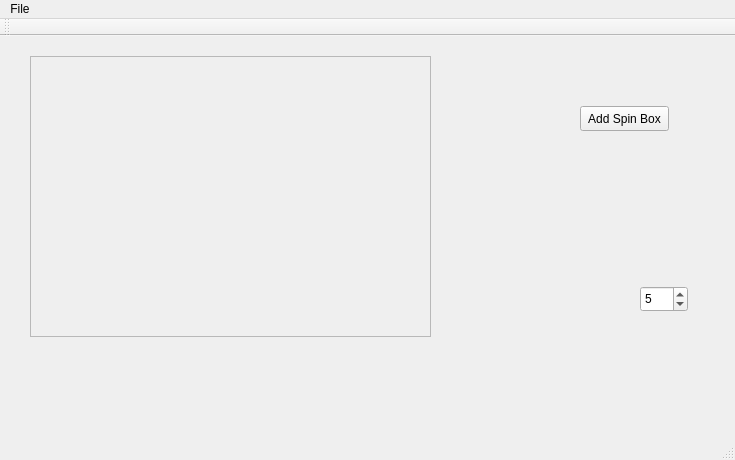
Qt form level_editor/level_editor/mainwindow.ui (University-of-Utah-CS3505/team-triangle-eduapp) before a commit.
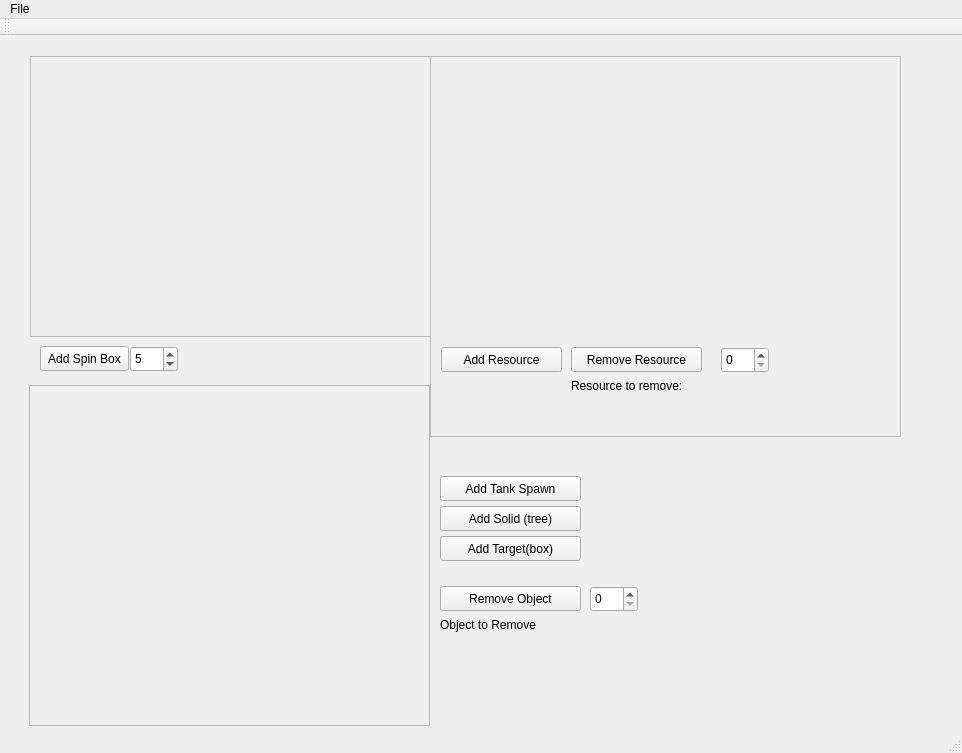
The same form after that commit.

```diff
--- a/level_editor/level_editor/mainwindow.ui
+++ b/level_editor/level_editor/mainwindow.ui
@@ -6,8 +6,8 @@
    <rect>
     <x>0</x>
     <y>0</y>
-    <width>735</width>
-    <height>460</height>
+    <width>962</width>
+    <height>753</height>
    </rect>
   </property>
   <property name="windowTitle">
@@ -17,8 +17,8 @@
    <widget class="QPushButton" name="spinButton">
     <property name="geometry">
      <rect>
-      <x>580</x>
-      <y>70</y>
+      <x>40</x>
+      <y>310</y>
       <width>89</width>
       <height>25</height>
      </rect>
@@ -64,8 +64,8 @@
    <widget class="QSpinBox" name="spinBox">
     <property name="geometry">
      <rect>
-      <x>640</x>
-      <y>250</y>
+      <x>130</x>
+      <y>310</y>
       <width>48</width>
       <height>26</height>
      </rect>
@@ -74,13 +74,253 @@
      <number>5</number>
     </property>
    </widget>
+   <widget class="QScrollArea" name="scrollArea_resources">
+    <property name="geometry">
+     <rect>
+      <x>430</x>
+      <y>20</y>
+      <width>471</width>
+      <height>381</height>
+     </rect>
+    </property>
+    <property name="widgetResizable">
+     <bool>true</bool>
+    </property>
+    <widget class="QWidget" name="scrollAreaWidgetContents_2">
+     <property name="geometry">
+      <rect>
+       <x>0</x>
+       <y>0</y>
+       <width>469</width>
+       <height>379</height>
+      </rect>
+     </property>
+     <widget class="QWidget" name="verticalLayoutWidget">
+      <property name="geometry">
+       <rect>
+        <x>9</x>
+        <y>9</y>
+        <width>451</width>
+        <height>261</height>
+       </rect>
+      </property>
+      <layout class="QVBoxLayout" name="verticalLayout"/>
+     </widget>
+     <widget class="QPushButton" name="add_resource">
+      <property name="geometry">
+       <rect>
+        <x>10</x>
+        <y>290</y>
+        <width>121</width>
+        <height>25</height>
+       </rect>
+      </property>
+      <property name="text">
+       <string>Add Resource</string>
+      </property>
+     </widget>
+     <widget class="QPushButton" name="remove_resource">
+      <property name="geometry">
+       <rect>
+        <x>140</x>
+        <y>290</y>
+        <width>131</width>
+        <height>25</height>
+       </rect>
+      </property>
+      <property name="text">
+       <string>Remove Resource</string>
+      </property>
+     </widget>
+     <widget class="QSpinBox" name="spin_select_ressource">
+      <property name="geometry">
+       <rect>
+        <x>290</x>
+        <y>290</y>
+        <width>48</width>
+        <height>26</height>
+       </rect>
+      </property>
+     </widget>
+     <widget class="QLabel" name="label">
+      <property name="geometry">
+       <rect>
+        <x>140</x>
+        <y>320</y>
+        <width>141</width>
+        <height>17</height>
+       </rect>
+      </property>
+      <property name="text">
+       <string>Resource to remove:</string>
+      </property>
+     </widget>
+     <widget class="QLabel" name="resource_label">
+      <property name="geometry">
+       <rect>
+        <x>10</x>
+        <y>340</y>
+        <width>451</width>
+        <height>20</height>
+       </rect>
+      </property>
+      <property name="text">
+       <string>&lt;AS OF NOW RESOURCES IS UNITERACTABLE!&gt;</string>
+      </property>
+     </widget>
+    </widget>
+   </widget>
+   <widget class="QScrollArea" name="scrollArea_objects">
+    <property name="geometry">
+     <rect>
+      <x>29</x>
+      <y>349</y>
+      <width>401</width>
+      <height>341</height>
+     </rect>
+    </property>
+    <property name="widgetResizable">
+     <bool>true</bool>
+    </property>
+    <widget class="QWidget" name="scrollAreaWidgetContents_3">
+     <property name="geometry">
+      <rect>
+       <x>0</x>
+       <y>0</y>
+       <width>399</width>
+       <height>339</height>
+      </rect>
+     </property>
+     <widget class="QWidget" name="verticalLayoutWidget_2">
+      <property name="geometry">
+       <rect>
+        <x>10</x>
+        <y>10</y>
+        <width>111</width>
+        <height>321</height>
+       </rect>
+      </property>
+      <layout class="QVBoxLayout" name="object_label_area"/>
+     </widget>
+     <widget class="QWidget" name="verticalLayoutWidget_3">
+      <property name="geometry">
+       <rect>
+        <x>129</x>
+        <y>9</y>
+        <width>121</width>
+        <height>321</height>
+       </rect>
+      </property>
+      <layout class="QVBoxLayout" name="object_loc_1_area"/>
+     </widget>
+     <widget class="QWidget" name="verticalLayoutWidget_4">
+      <property name="geometry">
+       <rect>
+        <x>259</x>
+        <y>10</y>
+        <width>131</width>
+        <height>321</height>
+       </rect>
+      </property>
+      <layout class="QVBoxLayout" name="object_loc_2_area"/>
+     </widget>
+    </widget>
+   </widget>
+   <widget class="QPushButton" name="tank_button">
+    <property name="geometry">
+     <rect>
+      <x>440</x>
+      <y>440</y>
+      <width>141</width>
+      <height>25</height>
+     </rect>
+    </property>
+    <property name="text">
+     <string>Add Tank Spawn</string>
+    </property>
+   </widget>
+   <widget class="QPushButton" name="tree_button">
+    <property name="geometry">
+     <rect>
+      <x>440</x>
+      <y>470</y>
+      <width>141</width>
+      <height>25</height>
+     </rect>
+    </property>
+    <property name="text">
+     <string>Add Solid (tree)</string>
+    </property>
+   </widget>
+   <widget class="QPushButton" name="target_button">
+    <property name="geometry">
+     <rect>
+      <x>440</x>
+      <y>500</y>
+      <width>141</width>
+      <height>25</height>
+     </rect>
+    </property>
+    <property name="text">
+     <string>Add Target(box)</string>
+    </property>
+   </widget>
+   <widget class="QPushButton" name="remove_object_button">
+    <property name="geometry">
+     <rect>
+      <x>440</x>
+      <y>550</y>
+      <width>141</width>
+      <height>25</height>
+     </rect>
+    </property>
+    <property name="text">
+     <string>Remove Object</string>
+    </property>
+   </widget>
+   <widget class="QSpinBox" name="remove_object_box">
+    <property name="geometry">
+     <rect>
+      <x>590</x>
+      <y>550</y>
+      <width>48</width>
+      <height>26</height>
+     </rect>
+    </property>
+   </widget>
+   <widget class="QLabel" name="label_remove">
+    <property name="geometry">
+     <rect>
+      <x>440</x>
+      <y>580</y>
+      <width>191</width>
+      <height>17</height>
+     </rect>
+    </property>
+    <property name="text">
+     <string>Object to Remove</string>
+    </property>
+   </widget>
+   <widget class="QLabel" name="label_remove_dynamic">
+    <property name="geometry">
+     <rect>
+      <x>440</x>
+      <y>600</y>
+      <width>141</width>
+      <height>17</height>
+     </rect>
+    </property>
+    <property name="text">
+     <string>&lt;PLACEHOLDER&gt;</string>
+    </property>
+   </widget>
   </widget>
   <widget class="QMenuBar" name="menuBar">
    <property name="geometry">
     <rect>
      <x>0</x>
      <y>0</y>
-     <width>735</width>
+     <width>962</width>
      <height>22</height>
     </rect>
    </property>
```
